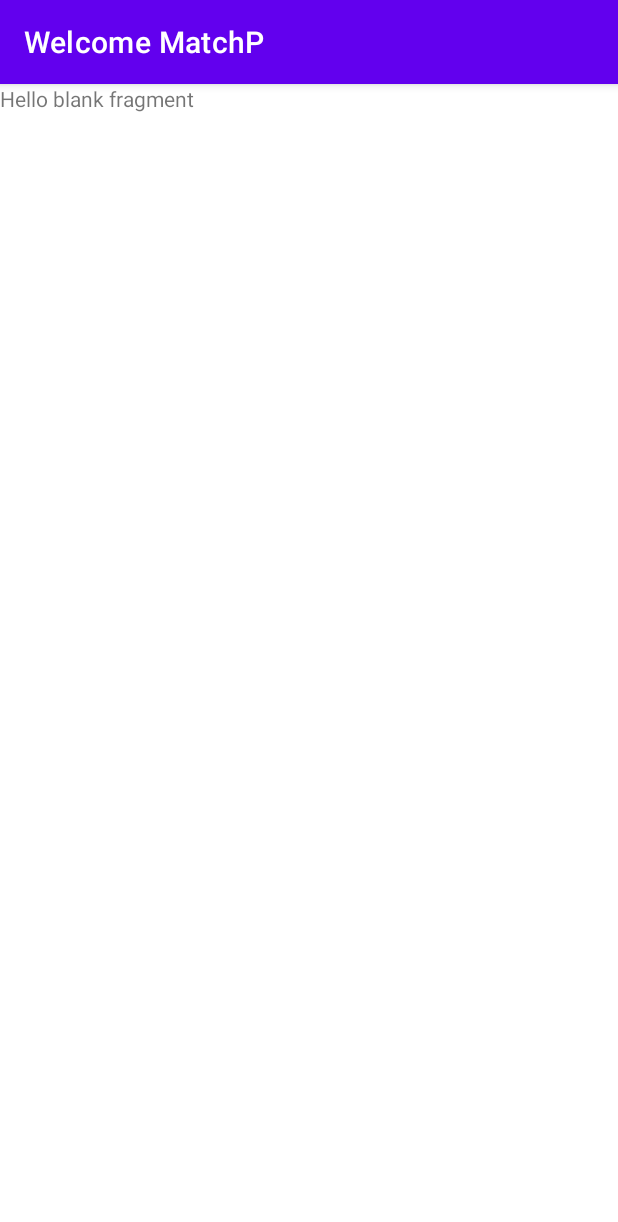
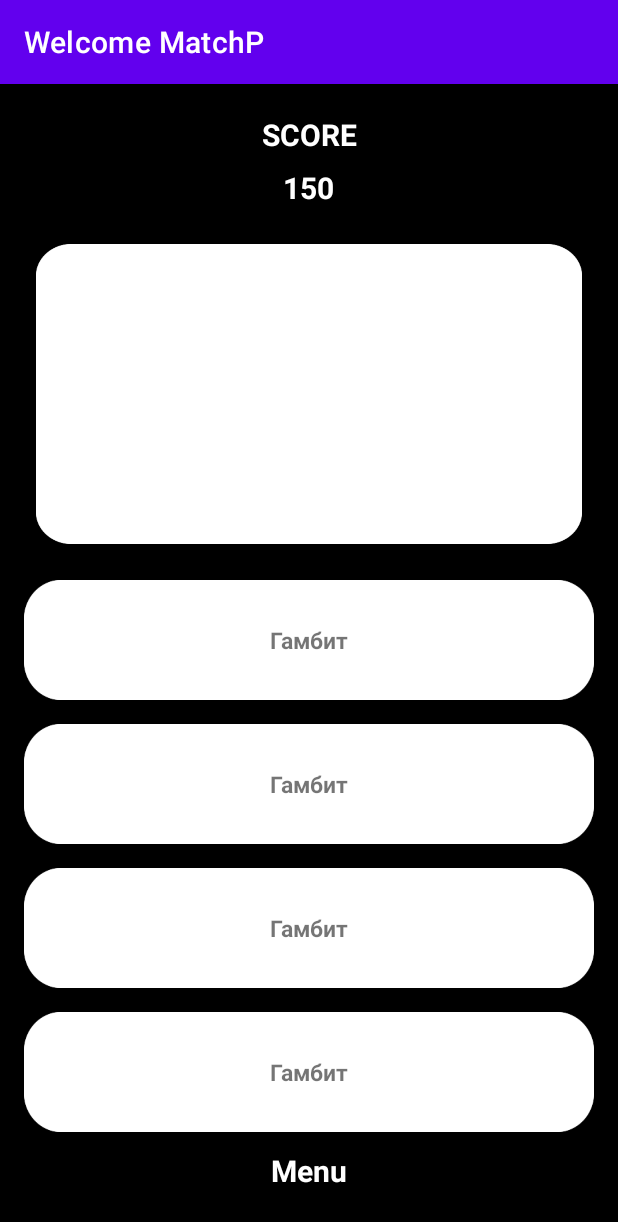
Before and after one commit to nurlan1998/Welcome-MatchP, an Android app: the NewGameFragment screen opened through its navigation route, on a phone screen of 412 x 824 dp. Shown: the top 1222 px of the screen. Run offline under Robolectric (Android 15) with nearby library versions, the phone set to English and light mode, and no system bars.

Commit message:
дизайн игры готово нужно сделать логику

```diff
--- a/app/build.gradle
+++ b/app/build.gradle
@@ -56,7 +56,4 @@ dependencies {
     //Jsoup
     implementation 'org.jsoup:jsoup:1.13.1'
 
-    //fragment_ktx
-    def fragment_ktx = "1.3.2"
-    implementation "androidx.fragment:fragment-ktx:$fragment_ktx"
 }
--- a/app/src/main/AndroidManifest.xml
+++ b/app/src/main/AndroidManifest.xml
@@ -1,7 +1,7 @@
 <?xml version="1.0" encoding="utf-8"?>
 <manifest xmlns:android="http://schemas.android.com/apk/res/android"
     package="com.behinesprutrol.envo.match">
-    <uses-permission android:name="android.permission.ACCESS_WIFI_STATE"/>
+
     <uses-permission android:name="android.permission.INTERNET"/>
 
 
--- a/app/src/main/java/com/behinesprutrol/envo/match/MainActivity.kt
+++ b/app/src/main/java/com/behinesprutrol/envo/match/MainActivity.kt
@@ -2,12 +2,13 @@ package com.behinesprutrol.envo.match
 
 import androidx.appcompat.app.AppCompatActivity
 import android.os.Bundle
+import androidx.navigation.findNavController
 
 class MainActivity : AppCompatActivity() {
     override fun onCreate(savedInstanceState: Bundle?) {
         super.onCreate(savedInstanceState)
         setContentView(R.layout.activity_main)
 
-
+        findNavController(R.id.fragment_container)
     }
 }
--- a/app/src/main/java/com/behinesprutrol/envo/match/presentation/menu/MenuFragment.kt
+++ b/app/src/main/java/com/behinesprutrol/envo/match/presentation/menu/MenuFragment.kt
@@ -5,6 +5,7 @@ import androidx.fragment.app.Fragment
 import android.view.LayoutInflater
 import android.view.View
 import android.view.ViewGroup
+import androidx.navigation.fragment.findNavController
 import com.behinesprutrol.envo.match.R
 import com.behinesprutrol.envo.match.databinding.FragmentMenuBinding
 
@@ -28,9 +29,9 @@ class MenuFragment : Fragment() {
     }
 
     private fun clickButton() {
-       when(mBinding.root){
-
-       }
+        mBinding.newGame.setOnClickListener {
+            findNavController().navigate(R.id.action_menuFragment_to_newGameFragment)
+        }
 
     }
 
--- a/app/src/main/res/layout/activity_main.xml
+++ b/app/src/main/res/layout/activity_main.xml
@@ -6,17 +6,16 @@
     android:layout_height="match_parent"
     tools:context=".MainActivity">
 
-    <androidx.fragment.app.FragmentContainerView
+    <fragment
         android:id="@+id/fragment_container"
         android:name="androidx.navigation.fragment.NavHostFragment"
         android:layout_width="0dp"
         android:layout_height="0dp"
+        app:defaultNavHost="true"
+        app:layout_constraintBottom_toBottomOf="parent"
+        app:layout_constraintEnd_toEndOf="parent"
         app:layout_constraintStart_toStartOf="parent"
         app:layout_constraintTop_toTopOf="parent"
-        app:layout_constraintEnd_toEndOf="parent"
-        app:layout_constraintBottom_toBottomOf="parent"
-        app:navGraph ="@navigation/nav_graph"
-        app:defaultNavHost="true"
-        />
+        app:navGraph="@navigation/nav_graph" />
 
 </androidx.constraintlayout.widget.ConstraintLayout>
--- a/app/src/main/res/layout/fragment_new_game.xml
+++ b/app/src/main/res/layout/fragment_new_game.xml
@@ -1,14 +1,98 @@
 <?xml version="1.0" encoding="utf-8"?>
-<FrameLayout xmlns:android="http://schemas.android.com/apk/res/android"
+<LinearLayout xmlns:android="http://schemas.android.com/apk/res/android"
     xmlns:tools="http://schemas.android.com/tools"
     android:layout_width="match_parent"
     android:layout_height="match_parent"
+    android:background="@drawable/background_new_game"
+    android:orientation="vertical"
     tools:context=".presentation.newGame.NewGameFragment">
 
-    <!-- TODO: Update blank fragment layout -->
-    <TextView
+<androidx.core.widget.NestedScrollView
+    android:layout_width="match_parent"
+    android:layout_height="match_parent">
+    <LinearLayout
+        android:layout_margin="16dp"
+        android:orientation="vertical"
         android:layout_width="match_parent"
-        android:layout_height="match_parent"
-        android:text="@string/hello_blank_fragment" />
+        android:layout_height="match_parent">
 
-</FrameLayout>
+        <TextView
+            android:text="SCORE"
+            android:layout_marginTop="4dp"
+            android:textStyle="bold"
+            android:textColor="@color/white"
+            android:textSize="20sp"
+            android:gravity="center"
+            android:layout_width="match_parent"
+            android:layout_height="wrap_content"/>
+        <TextView
+            android:text="150"
+            android:textColor="@color/white"
+            android:textStyle="bold"
+            android:textSize="20sp"
+            android:layout_marginBottom="16dp"
+            android:layout_marginTop="8dp"
+            android:layout_gravity="center"
+            android:layout_width="wrap_content"
+            android:layout_height="wrap_content"/>
+
+        <TextView
+            android:layout_marginTop="16dp"
+            android:layout_margin="8dp"
+            android:background="@drawable/window_question"
+            android:layout_width="match_parent"
+            android:layout_height="200dp"/>
+        <TextView
+            android:text="Гамбит"
+            android:gravity="center"
+            android:textSize="15sp"
+            android:textStyle="bold"
+            android:layout_marginTop="16dp"
+            android:background="@drawable/btn_circle"
+            android:layout_width="match_parent"
+            android:layout_height="80dp"/>
+        <TextView
+            android:text="Гамбит"
+            android:gravity="center"
+            android:textSize="15sp"
+            android:textStyle="bold"
+            android:layout_marginTop="16dp"
+            android:background="@drawable/btn_circle"
+            android:layout_width="match_parent"
+            android:layout_height="80dp"/>
+        <TextView
+            android:text="Гамбит"
+            android:gravity="center"
+            android:textSize="15sp"
+            android:textStyle="bold"
+            android:layout_marginTop="16dp"
+            android:background="@drawable/btn_circle"
+            android:layout_width="match_parent"
+            android:layout_height="80dp"/>
+        <TextView
+            android:text="Гамбит"
+            android:gravity="center"
+            android:textSize="15sp"
+            android:textStyle="bold"
+            android:layout_marginTop="16dp"
+            android:background="@drawable/btn_circle"
+            android:layout_width="match_parent"
+            android:layout_height="80dp"/>
+        <TextView
+            android:id="@+id/tvMenu"
+            android:text="Menu"
+            android:gravity="center"
+            android:padding="4dp"
+            android:layout_marginTop="8dp"
+            android:textColor="@color/white"
+            android:textStyle="bold"
+            android:textSize="20sp"
+            android:layout_marginBottom="4dp"
+            android:layout_width="match_parent"
+            android:layout_height="wrap_content"/>
+
+    </LinearLayout>
+
+</androidx.core.widget.NestedScrollView>
+
+</LinearLayout>
--- a/app/src/main/res/navigation/nav_graph.xml
+++ b/app/src/main/res/navigation/nav_graph.xml
@@ -19,4 +19,13 @@
         android:name="com.behinesprutrol.envo.match.presentation.newGame.NewGameFragment"
         android:label="fragment_new_game"
         tools:layout="@layout/fragment_new_game" />
+    <fragment
+        android:id="@+id/webFragment"
+        android:name="com.behinesprutrol.envo.match.presentation.web.WebFragment"
+        android:label="fragment_web"
+        tools:layout="@layout/fragment_web" >
+        <action
+            android:id="@+id/action_webFragment_to_menuFragment"
+            app:destination="@id/menuFragment" />
+    </fragment>
 </navigation>
```
Also changed, not shown: app/src/main/java/com/behinesprutrol/envo/match/presentation/web/WebFragment.kt (+35 -15 lines), app/src/main/res/layout/fragment_menu.xml (+18 -24 lines), app/src/main/res/layout/fragment_web.xml (+8 -4 lines), app/src/main/res/drawable/background_new_game.png (added), app/src/main/res/drawable/btn_circle.png (added), app/src/main/res/drawable/window_question.png (added).
